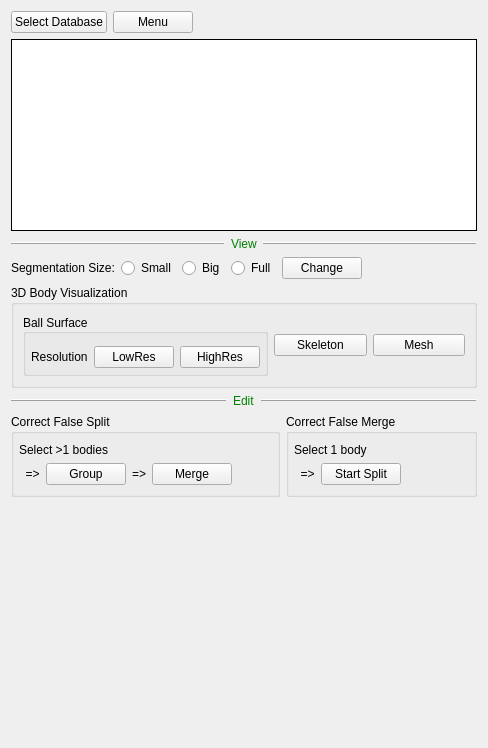
The window that neurolabi/gui/flyem/flyemproofcontrolform.ui (janelia-flyem/NeuTu) describes before a commit, drawn with Qt 5.
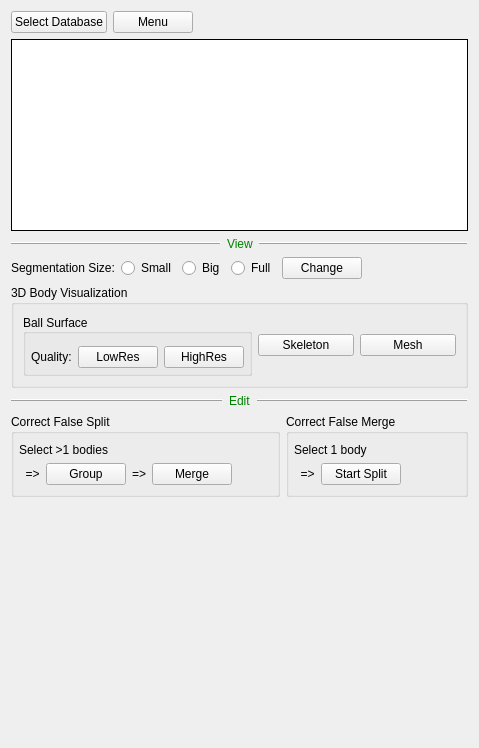
The same window after the commit. Custom widgets are drawn as their Qt base class.

Commit message: fix double click in body list view

The edit to the form file:
```diff
--- a/neurolabi/gui/flyem/flyemproofcontrolform.ui
+++ b/neurolabi/gui/flyem/flyemproofcontrolform.ui
@@ -6,7 +6,7 @@
    <rect>
     <x>0</x>
     <y>0</y>
-    <width>488</width>
+    <width>479</width>
     <height>748</height>
    </rect>
   </property>
@@ -225,7 +225,7 @@
             <string notr="true">QGroupBox {  border: 1px solid gray; border-radius: 3px; margin-top: 2ex;}</string>
            </property>
            <property name="text">
-            <string>Resolution</string>
+            <string>Quality:</string>
            </property>
           </widget>
          </item>
```
The commit also changes 1 other file.
